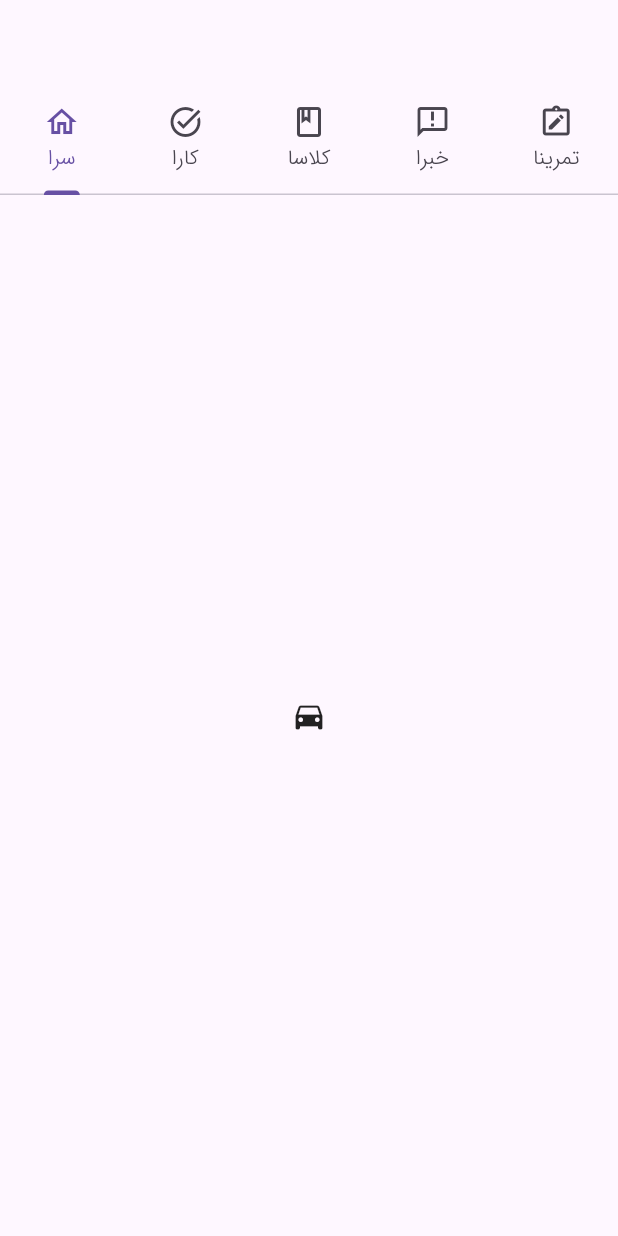
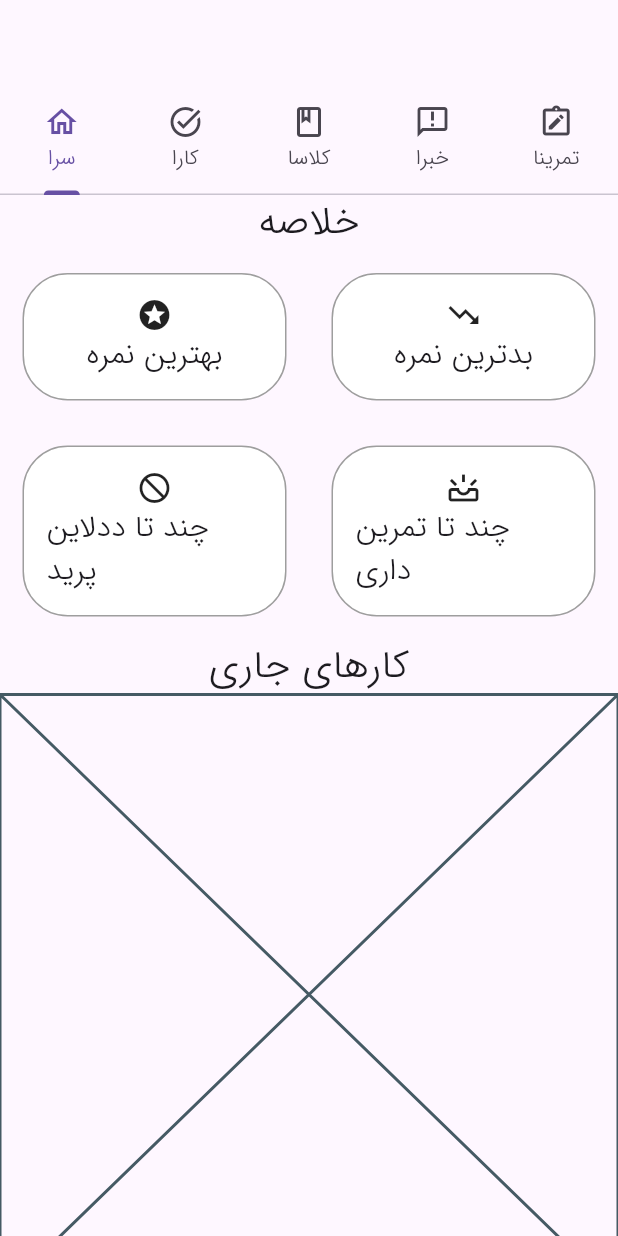
Before and after one commit to alinasrollahpour/AP, a Flutter app: the screen it shows after launch, on a phone screen of 412 x 824 dp. Run offline on Flutter 3.47's test engine with Material 3 defaults, Android fonts, the phone set to English and light mode, and no system bars; our stand-ins replace fluttertoast.

Commit message:
addin 'sara' page

```diff
--- a/android_front/lib/tab_parent.dart
+++ b/android_front/lib/tab_parent.dart
@@ -1,5 +1,11 @@
 import 'package:android_front/ali_text_field.dart';
 import 'package:flutter/material.dart';
+import 'package:android_front/workstation_pages/kara.dart';
+import 'package:android_front/workstation_pages/sara.dart';
+import 'package:android_front/workstation_pages/kelasa.dart';
+import 'package:android_front/workstation_pages/khabara.dart';
+import 'package:android_front/workstation_pages/tamrina.dart';
+
 
 class TabParent extends StatelessWidget {
   @override
@@ -24,12 +30,19 @@ class TabParent extends StatelessWidget {
 
           ),
         ),
-        body: const TabBarView(
-          children: [
-            Icon(Icons.directions_car),
-            Icon(Icons.directions_transit),
-            Icon(Icons.directions_bike),
-          ],
+        body: SingleChildScrollView(
+          child: SizedBox(
+            height: 2000,
+            child: TabBarView(
+              children: [
+                Sara(),
+                Kara(),
+                Kelasa(),
+                Khabara(),
+                Tamrina()
+              ],
+            ),
+          ),
         ),
       ),
     );
--- a/android_front/lib/workstation_pages/kara.dart
+++ b/android_front/lib/workstation_pages/kara.dart
@@ -0,0 +1,8 @@
+import 'package:flutter/material.dart';
+
+class Kara extends StatelessWidget {
+  @override
+  Widget build(BuildContext context) {
+    return Placeholder();
+  }
+}
--- a/android_front/lib/workstation_pages/kelasa.dart
+++ b/android_front/lib/workstation_pages/kelasa.dart
@@ -0,0 +1,8 @@
+import 'package:flutter/material.dart';
+
+class Kelasa extends StatelessWidget {
+  @override
+  Widget build(BuildContext context) {
+    return Placeholder();
+  }
+}
--- a/android_front/lib/workstation_pages/khabara.dart
+++ b/android_front/lib/workstation_pages/khabara.dart
@@ -0,0 +1,8 @@
+import 'package:flutter/material.dart';
+
+class Khabara extends StatelessWidget {
+  @override
+  Widget build(BuildContext context) {
+    return Placeholder();
+  }
+}
--- a/android_front/lib/workstation_pages/sara.dart
+++ b/android_front/lib/workstation_pages/sara.dart
@@ -0,0 +1,113 @@
+import 'package:flutter/material.dart';
+
+import '../ali_container.dart';
+
+class Sara extends StatelessWidget {
+  late double widthScr;
+  late double heightScr;
+  @override
+  Widget build(BuildContext context) {
+    widthScr = MediaQuery.of(context).size.width;
+    heightScr = MediaQuery.of(context).size.width;
+    return Column(
+      children: [
+        Text('خلاصه', style: TextStyle(fontSize: 26),),
+        summary(context),
+        Text('کارهای جاری', style: TextStyle(fontSize: 26),),
+        currentJobs(context),
+        Text('تمرین های انجام شده', style: TextStyle(fontSize: 26),),
+        done(context)
+      ],
+    );
+  }
+
+
+  //widgets#############
+  Widget summary(BuildContext context) {
+    return Column(
+      children: [
+        Center(
+          child: Row(
+            children: [
+              best_score(context),
+              worst_score(context)
+            ],
+          ),
+        ),
+        Row(
+          children: [
+            lost_deadlines(context),
+            assignments(context)
+          ],
+        )
+      ],
+    );
+  }
+
+  Widget currentJobs(BuildContext context) {
+    return Placeholder();
+  }
+
+  Widget done(BuildContext context) {
+    return Placeholder();
+  }
+
+  //inner widgets#########
+  Widget worst_score(BuildContext context) {
+    return SizedBox(
+      width: widthScr/2,
+      child: RoundedContainer(
+        child: Column(
+          children: [
+            Icon(Icons.trending_down_outlined),
+            Text('بدترین نمره', style: TextStyle(fontSize: 20),)
+          ],
+        ),
+      ),
+    );
+  }
+
+  Widget best_score(BuildContext context) {
+    return SizedBox(
+      width: widthScr/2,
+      child: RoundedContainer(
+        child: Column(
+          children: [
+            Icon(Icons.stars_sharp),
+            Text('بهترین نمره', style: TextStyle(fontSize: 20),)
+          ],
+        ),
+      ),
+    );
+  }
+
+  Widget assignments(BuildContext context) {
+    return SizedBox(
+      width: widthScr/2,
+      child: RoundedContainer(
+        child: Column(
+          children: [
+            Icon(Icons.upcoming_outlined),
+            Text('چند تا تمرین داری', style: TextStyle(fontSize: 20),)
+          ],
+        ),
+      ),
+    );
+  }
+
+  Widget lost_deadlines(BuildContext context) {
+    return SizedBox(
+      width: widthScr/2,
+      child: RoundedContainer(
+        child: Column(
+          children: [
+            Icon(Icons.not_interested_outlined),
+            Text('چند تا ددلاین پرید', style: TextStyle(fontSize: 20),)
+          ],
+        ),
+      ),
+    );
+  }
+
+
+}
--- a/android_front/lib/workstation_pages/tamrina.dart
+++ b/android_front/lib/workstation_pages/tamrina.dart
@@ -0,0 +1,8 @@
+import 'package:flutter/material.dart';
+
+class Tamrina extends StatelessWidget {
+  @override
+  Widget build(BuildContext context) {
+    return Placeholder();
+  }
+}
```
